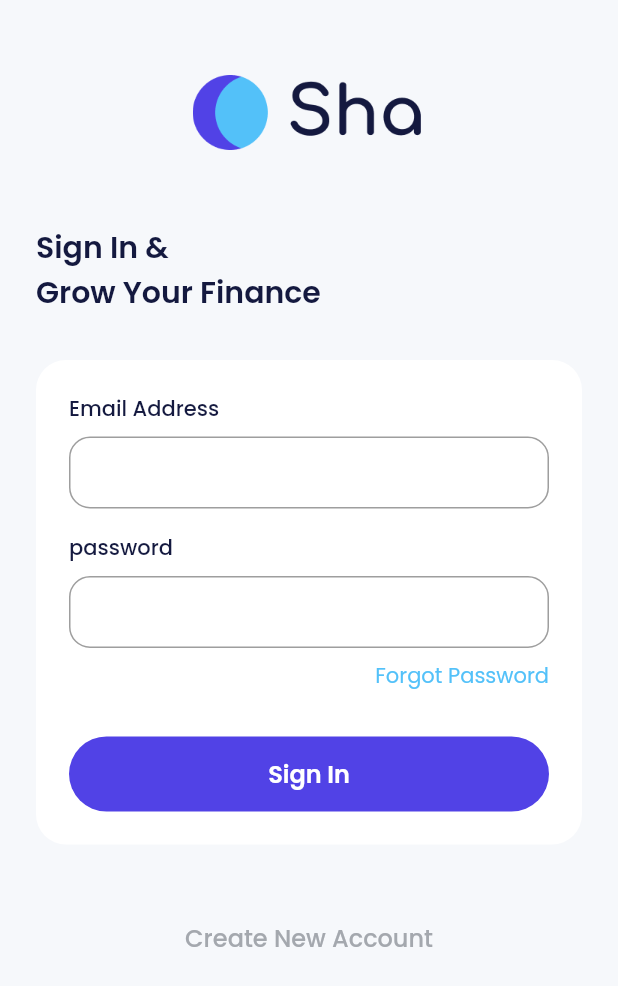
After one commit to ryanseptiyanto/bank_sha, a Flutter app: the SignInPage screen opened directly, on a phone screen of 412 x 824 dp. The commit adds this screen. Shown: the top 986 px of the screen. Run offline on Flutter 3.47's test engine with Material 2 defaults, Android fonts, the phone set to English and light mode, and no system bars; our stand-ins replace carousel_slider, google_fonts.

Commit message:
menambah sign in page

```diff
--- a/lib/ui/pages/onboarding_page.dart
+++ b/lib/ui/pages/onboarding_page.dart
@@ -1,4 +1,5 @@
 import 'package:bank_sha/shared/theme.dart';
+import 'package:bank_sha/ui/pages/sign_in_page.dart';
 import 'package:carousel_slider/carousel_slider.dart';
 import 'package:flutter/material.dart';
 
@@ -49,7 +50,7 @@ class _OnboardingPageState extends State<OnboardingPage> {
                 ),
               ],
               options: CarouselOptions(
-                height: 250,
+                height: 250, //331
                 viewportFraction: 1,
                 enableInfiniteScroll: false,
                 onPageChanged: (index, reason) {
@@ -132,7 +133,14 @@ class _OnboardingPageState extends State<OnboardingPage> {
                               width: double.infinity,
                               height: 24,
                               child: TextButton(
-                                onPressed: () {},
+                                onPressed: () {
+                                  Navigator.push(
+                                    context,
+                                    MaterialPageRoute(
+                                      builder: (context) => const SignInPage(),
+                                    ),
+                                  );
+                                },
                                 style: TextButton.styleFrom(
                                   padding: EdgeInsets.zero,
                                 ),
--- /dev/null
+++ b/lib/ui/pages/sign_in_page.dart
@@ -0,0 +1,159 @@
+import 'package:bank_sha/shared/theme.dart';
+import 'package:flutter/material.dart';
+
+class SignInPage extends StatelessWidget {
+  const SignInPage({Key? key}) : super(key: key);
+
+  @override
+  Widget build(BuildContext context) {
+    return Scaffold(
+      backgroundColor: lightBackgroundColor,
+      body: ListView(
+        padding: const EdgeInsets.symmetric(
+          horizontal: 24,
+        ),
+        children: [
+          Container(
+            width: 155,
+            height: 50,
+            margin: const EdgeInsets.only(
+              top: 50, //100
+              bottom: 50, //100
+            ),
+            decoration: const BoxDecoration(
+              image: DecorationImage(
+                image: AssetImage(
+                  'assets/img_logo_light.png',
+                ),
+              ),
+            ),
+          ),
+          Text(
+            'Sign In &\nGrow Your Finance',
+            style: blackTextStyle.copyWith(
+              fontSize: 20,
+              fontWeight: semiBold,
+            ),
+          ),
+          const SizedBox(
+            height: 30,
+          ),
+          Container(
+            padding: const EdgeInsets.all(22),
+            decoration: BoxDecoration(
+              borderRadius: BorderRadius.circular(20),
+              color: whiteColor,
+            ),
+            child: Column(
+              crossAxisAlignment: CrossAxisAlignment.start,
+              children: [
+                //Email input
+                Column(
+                  crossAxisAlignment: CrossAxisAlignment.start,
+                  children: [
+                    Text(
+                      'Email Address',
+                      style: blackTextStyle.copyWith(
+                        fontWeight: medium,
+                      ),
+                    ),
+                    const SizedBox(
+                      height: 8,
+                    ),
+                    TextFormField(
+                      decoration: InputDecoration(
+                        border: OutlineInputBorder(
+                          borderRadius: BorderRadius.circular(14),
+                        ),
+                        contentPadding: const EdgeInsets.all(12),
+                      ),
+                    ),
+                  ],
+                ),
+                const SizedBox(
+                  height: 16,
+                ),
+                //Password input
+                Column(
+                  crossAxisAlignment: CrossAxisAlignment.start,
+                  children: [
+                    Text(
+                      'password',
+                      style: blackTextStyle.copyWith(
+                        fontWeight: medium,
+                      ),
+                    ),
+                    const SizedBox(
+                      height: 8,
+                    ),
+                    TextFormField(
+                      obscureText: true,
+                      decoration: InputDecoration(
+                        border: OutlineInputBorder(
+                          borderRadius: BorderRadius.circular(14),
+                        ),
+                        contentPadding: const EdgeInsets.all(12),
+                      ),
+                    ),
+                  ],
+                ),
+                const SizedBox(
+                  height: 8,
+                ),
+                Align(
+                  alignment: Alignment.centerRight,
+                  child: Text(
+                    'Forgot Password',
+                    style: blueTextStyle,
+                  ),
+                ),
+                const SizedBox(
+                  height: 30,
+                ),
+                SizedBox(
+                  width: double.infinity,
+                  height: 50,
+                  child: TextButton(
+                    onPressed: () {},
+                    style: TextButton.styleFrom(
+                      backgroundColor: purpleColor,
+                      shape: RoundedRectangleBorder(
+                        borderRadius: BorderRadius.circular(56),
+                      ),
+                    ),
+                    child: Text(
+                      'Sign In',
+                      style: whiteTextStyle.copyWith(
+                        fontSize: 16,
+                        fontWeight: semiBold,
+                      ),
+                    ),
+                  ),
+                ),
+              ],
+            ),
+          ),
+          const SizedBox(
+            height: 50,
+          ),
+          SizedBox(
+            width: double.infinity,
+            height: 24,
+            child: TextButton(
+              onPressed: () {},
+              style: TextButton.styleFrom(
+                padding: EdgeInsets.zero,
+              ),
+              child: Text(
+                'Create New Account',
+                style: greyTextStyle.copyWith(
+                  fontSize: 16,
+                ),
+              ),
+            ),
+          ),
+        ],
+      ),
+    );
+  }
+}
```
